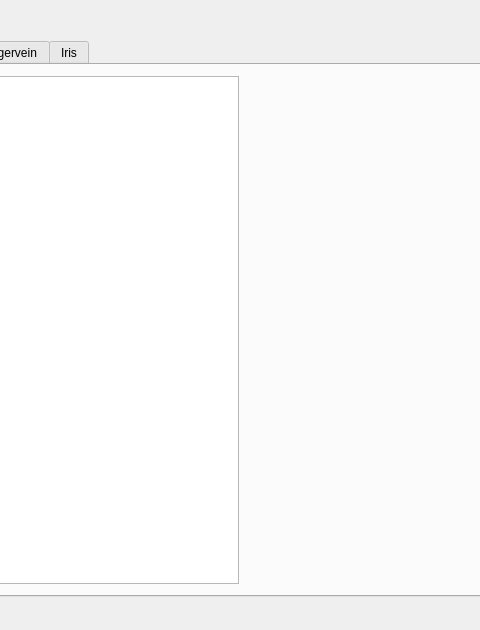
Qt form mainwindow.ui (ukui/ukui-biometric-manager) before a commit; both pictures show x 208 to 688 and y 0 to 630 of the 900 by 630 pixel window.
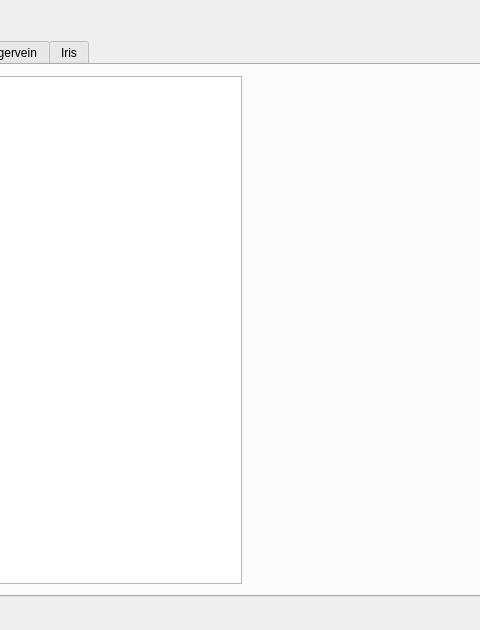
The same form after that commit. The open tabs and pages were chosen to show the change.

```diff
--- a/mainwindow.ui
+++ b/mainwindow.ui
@@ -170,6 +170,9 @@
         <string>Fingerprint</string>
        </attribute>
        <layout class="QHBoxLayout" name="horizontalLayoutFingerprint">
+        <property name="spacing">
+         <number>0</number>
+        </property>
         <item>
          <widget class="QListWidget" name="listWidgetFingerprint"/>
         </item>
```
Left out of the diff: 6 changed lines with no effect on the pictures.
